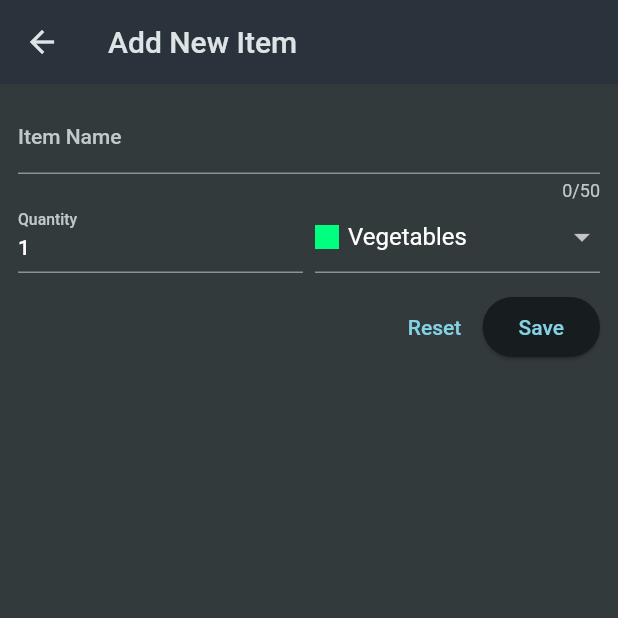
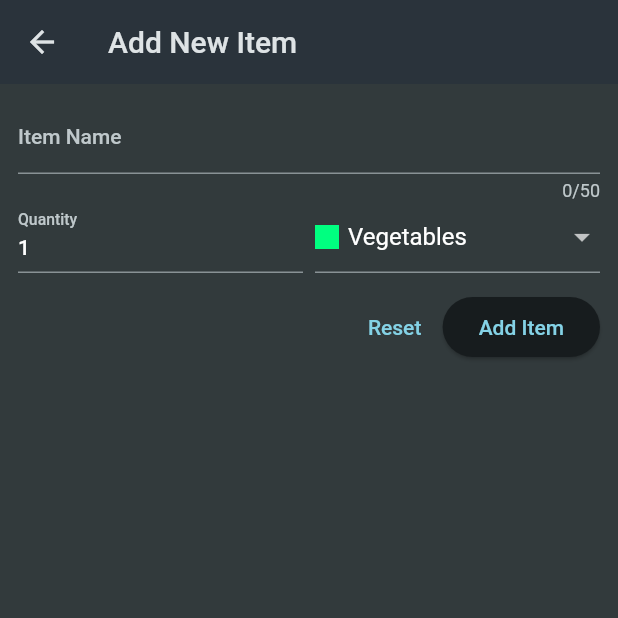
Before and after one commit to sophiagavrila/flutter_shopping_list, a Flutter app: the screen it shows after launch, after a tap on the "add" icon, on a phone screen of 412 x 824 dp, the top half of it. Run offline on Flutter 3.47's test engine with Material 2 defaults, Android fonts, the light colour scheme and no system bars; our stand-ins replace flutter_riverpod; network calls fail.

Commit message:
add circular progress indicator when loading result of http requests

```diff
--- a/lib/widgets/grocery_list.dart
+++ b/lib/widgets/grocery_list.dart
@@ -14,6 +14,7 @@ class GroceryList extends StatefulWidget {
 
 class _GroceryListState extends State<GroceryList> {
   List<GroceryItem> _groceryItems = [];
+  var _isLoading = true;
 
   // This method is called once when the widget is first created, before the build method is called.
   @override
@@ -45,13 +46,17 @@ class _GroceryListState extends State<GroceryList> {
 
     setState(() {
           _groceryItems = loadedItems;
+          _isLoading = false;
     });
 
   }
 
   void _addItem() async {
     final newItem = await Navigator.of(context).push<GroceryItem>(
+      // This line of code will push the NewItem widget onto the stack and wait for the result.
       MaterialPageRoute(
+        // When the NewItem widget is popped off the stack, the result will be returned to this widget.
+        // By instantiating the NewItem widget here, we can pass the context of this widget to the NewItem widget.
         builder: (ctx) => const NewItem(),
       ),
     );
@@ -74,6 +79,10 @@ class _GroceryListState extends State<GroceryList> {
   @override
   Widget build(BuildContext context) {
     Widget content = const Center(child: Text('No items added yet.'));
+
+    if (_isLoading) {
+      content = const Center(child: CircularProgressIndicator());
+    }
 
     if (_groceryItems.isNotEmpty) {
       content = ListView.builder(
--- a/lib/widgets/new_item.dart
+++ b/lib/widgets/new_item.dart
@@ -20,9 +20,15 @@ class _NewItem extends State<NewItem> {
   var _enteredName = '';
   var _enteredQuantity = 1;
   var _selectedCategory = categories[Categories.vegetables]!;
+  var _isSending = false;
 
   void _saveitem() async {
+    // Here we are checking to see if the form is valid.
     if (_formKey.currentState!.validate()) {
+      setState(() {
+        _isSending = true;
+      });
+      // This line of code will call the onSaved method of each TextFormField in the form.
       _formKey.currentState!.save();
       final url = Uri.https('flutter-prep-8b403-default-rtdb.firebaseio.com',
           'shopping-list.json');
@@ -40,10 +46,13 @@ class _NewItem extends State<NewItem> {
 
       final Map<String, dynamic> resData = json.decode(response.body);
 
+      // This line of code will check to see if the widget is still mounted before continuing.
       if (!context.mounted) {
         return;
       }
 
+      // This line of code will pop the current route off the stack and return the value of the
+      // item that was passed to the Navigator.of(context).pop() method.
       Navigator.of(context).pop(
         GroceryItem(
           id: resData['name'],
@@ -140,12 +149,22 @@ class _NewItem extends State<NewItem> {
             Row(
               mainAxisAlignment: MainAxisAlignment.end,
               children: [
+                // Disabling the button when the form is sending data.
                 TextButton(
-                    onPressed: () {
-                      _formKey.currentState!.reset();
-                    },
+                    onPressed: _isSending
+                        ? null
+                        : () {
+                            _formKey.currentState!.reset();
+                          },
                     child: const Text('Reset')),
-                ElevatedButton(onPressed: _saveitem, child: const Text('Save')),
+                ElevatedButton(
+                    onPressed: _saveitem,
+                    child: _isSending
+                        ? const SizedBox(
+                            height: 16,
+                            width: 16,
+                            child: CircularProgressIndicator())
+                        : const Text('Add Item')),
               ],
             )
           ]),
```
